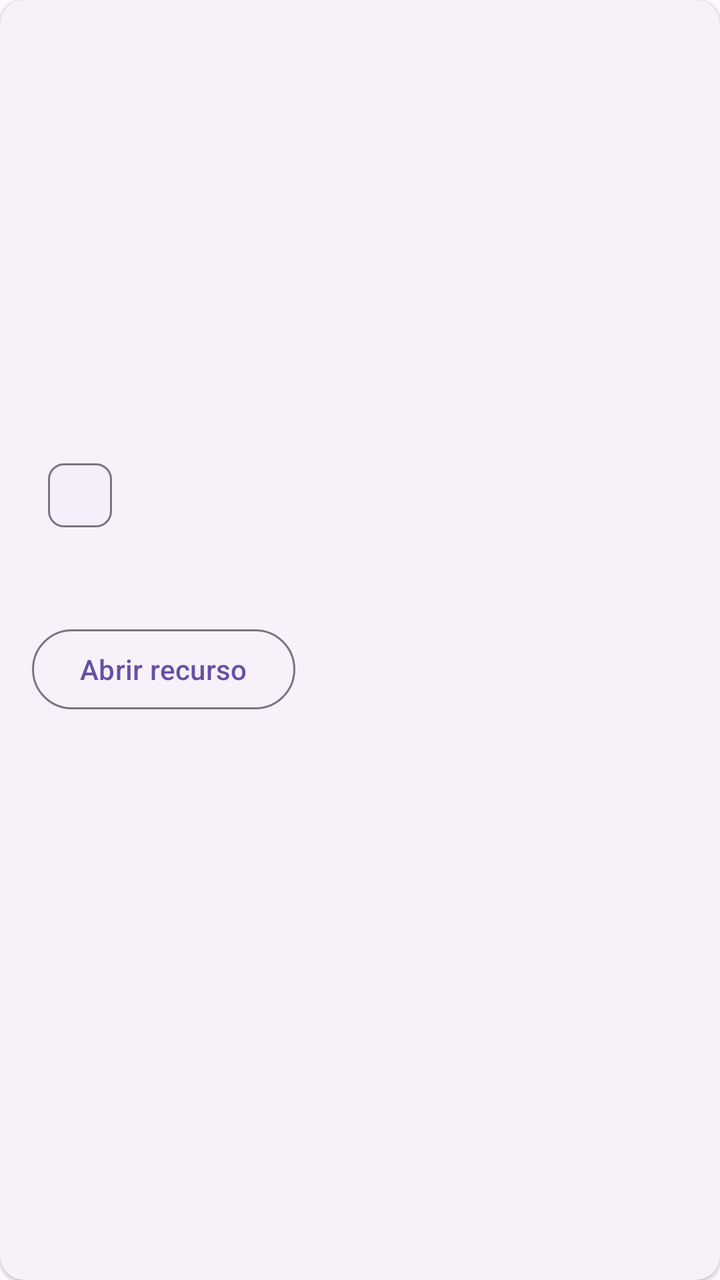
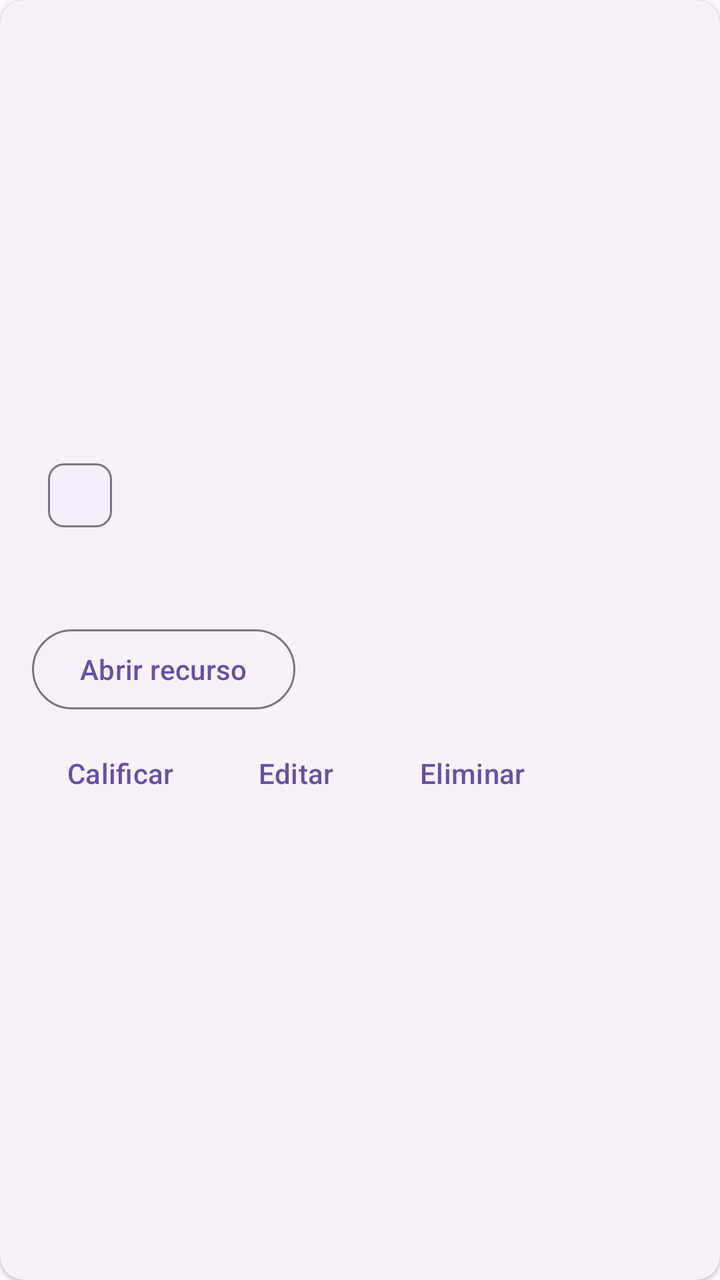

The first picture is an Android layout as it rendered before a commit; the second is the same layout after the commit. The layout source and the unified diff follow.
<!-- AndroidManifest.xml: application theme Theme.AprendeApp -->
<!-- res/layout/item_recurso.xml -->
<?xml version="1.0" encoding="utf-8"?>
<com.google.android.material.card.MaterialCardView
    xmlns:android="http://schemas.android.com/apk/res/android"
    xmlns:app="http://schemas.android.com/apk/res-auto"
    style="?attr/materialCardViewElevatedStyle"
    android:layout_width="match_parent" android:layout_height="wrap_content"
    android:layout_marginHorizontal="12dp" android:layout_marginVertical="6dp">

    <LinearLayout
        android:layout_width="match_parent" android:layout_height="wrap_content"
        android:orientation="vertical">

        <ImageView
            android:id="@+id/ivImagen"
            android:layout_width="match_parent" android:layout_height="180dp"
            android:scaleType="centerCrop"
            android:importantForAccessibility="no" />

        <LinearLayout
            android:layout_width="match_parent" android:layout_height="wrap_content"
            android:orientation="vertical" android:padding="16dp">

            <TextView
                android:id="@+id/tvTitulo"
                android:layout_width="match_parent" android:layout_height="wrap_content"
                android:textAppearance="?attr/textAppearanceTitleMedium" />

            <LinearLayout
                android:layout_width="match_parent" android:layout_height="wrap_content"
                android:layout_marginTop="6dp" android:gravity="center_vertical"
                android:orientation="horizontal">

                <com.google.android.material.chip.Chip
                    android:id="@+id/chipTipo"
                    android:layout_width="wrap_content" android:layout_height="wrap_content"
                    android:clickable="false" />

                <TextView
                    android:id="@+id/tvId"
                    android:layout_width="0dp" android:layout_height="wrap_content"
                    android:layout_weight="1" android:layout_marginStart="12dp"
                    android:textAppearance="?attr/textAppearanceBodySmall" />

                <TextView
                    android:id="@+id/tvPromedio"
                    android:layout_width="wrap_content" android:layout_height="wrap_content"
                    android:textAppearance="?attr/textAppearanceLabelLarge" />
            </LinearLayout>

            <TextView
                android:id="@+id/tvDescripcion"
                android:layout_width="match_parent" android:layout_height="wrap_content"
                android:layout_marginTop="8dp" android:maxLines="2"
                android:ellipsize="end"
                android:textAppearance="?attr/textAppearanceBodyMedium" />

            <com.google.android.material.button.MaterialButton
                android:id="@+id/btnAbrir"
                style="?attr/materialButtonOutlinedStyle"
                android:layout_width="wrap_content" android:layout_height="wrap_content"
                android:layout_marginTop="12dp"
                android:text="@string/btn_abrir_recurso" />
        </LinearLayout>
    </LinearLayout>
</com.google.android.material.card.MaterialCardView>
<!-- resources referenced by this layout -->
<resources>
  <string name="btn_abrir_recurso">Abrir recurso</string>
  <style name="Theme.AprendeApp" parent="Base.Theme.AprendeApp" />
  <style name="Base.Theme.AprendeApp" parent="Theme.Material3.DayNight.NoActionBar">
          
          
      </style>
</resources>

<!-- the commit's change to res/layout/item_recurso.xml (unified diff, before → after) -->
@@ -1,65 +1,134 @@
 <?xml version="1.0" encoding="utf-8"?>
-<com.google.android.material.card.MaterialCardView
-    xmlns:android="http://schemas.android.com/apk/res/android"
+<com.google.android.material.card.MaterialCardView xmlns:android="http://schemas.android.com/apk/res/android"
     xmlns:app="http://schemas.android.com/apk/res-auto"
     style="?attr/materialCardViewElevatedStyle"
-    android:layout_width="match_parent" android:layout_height="wrap_content"
-    android:layout_marginHorizontal="12dp" android:layout_marginVertical="6dp">
+    android:layout_width="match_parent"
+    android:layout_height="wrap_content"
+    android:layout_marginHorizontal="12dp"
+    android:layout_marginVertical="6dp">
 
     <LinearLayout
-        android:layout_width="match_parent" android:layout_height="wrap_content"
+        android:layout_width="match_parent"
+        android:layout_height="wrap_content"
         android:orientation="vertical">
 
         <ImageView
             android:id="@+id/ivImagen"
-            android:layout_width="match_parent" android:layout_height="180dp"
+            android:layout_width="match_parent"
+            android:layout_height="180dp"
             android:scaleType="centerCrop"
             android:importantForAccessibility="no" />
 
         <LinearLayout
-            android:layout_width="match_parent" android:layout_height="wrap_content"
-            android:orientation="vertical" android:padding="16dp">
+            android:layout_width="match_parent"
+            android:layout_height="wrap_content"
+            android:orientation="vertical"
+            android:padding="16dp">
 
             <TextView
                 android:id="@+id/tvTitulo"
-                android:layout_width="match_parent" android:layout_height="wrap_content"
+                android:layout_width="match_parent"
+                android:layout_height="wrap_content"
                 android:textAppearance="?attr/textAppearanceTitleMedium" />
 
             <LinearLayout
-                android:layout_width="match_parent" android:layout_height="wrap_content"
-                android:layout_marginTop="6dp" android:gravity="center_vertical"
+                android:layout_width="match_parent"
+                android:layout_height="wrap_content"
+                android:layout_marginTop="6dp"
+                android:gravity="center_vertical"
                 android:orientation="horizontal">
 
                 <com.google.android.material.chip.Chip
                     android:id="@+id/chipTipo"
-                    android:layout_width="wrap_content" android:layout_height="wrap_content"
+                    android:layout_width="wrap_content"
+                    android:layout_height="wrap_content"
                     android:clickable="false" />
 
                 <TextView
                     android:id="@+id/tvId"
-                    android:layout_width="0dp" android:layout_height="wrap_content"
-                    android:layout_weight="1" android:layout_marginStart="12dp"
+                    android:layout_width="0dp"
+                    android:layout_height="wrap_content"
+                    android:layout_weight="1"
+                    android:layout_marginStart="12dp"
                     android:textAppearance="?attr/textAppearanceBodySmall" />
 
                 <TextView
                     android:id="@+id/tvPromedio"
-                    android:layout_width="wrap_content" android:layout_height="wrap_content"
+                    android:layout_width="wrap_content"
+                    android:layout_height="wrap_content"
                     android:textAppearance="?attr/textAppearanceLabelLarge" />
+
             </LinearLayout>
 
             <TextView
                 android:id="@+id/tvDescripcion"
-                android:layout_width="match_parent" android:layout_height="wrap_content"
-                android:layout_marginTop="8dp" android:maxLines="2"
+                android:layout_width="match_parent"
+                android:layout_height="wrap_content"
+                android:layout_marginTop="8dp"
+                android:maxLines="2"
                 android:ellipsize="end"
                 android:textAppearance="?attr/textAppearanceBodyMedium" />
 
-            <com.google.android.material.button.MaterialButton
-                android:id="@+id/btnAbrir"
-                style="?attr/materialButtonOutlinedStyle"
-                android:layout_width="wrap_content" android:layout_height="wrap_content"
+            
+            <LinearLayout
+                android:layout_width="match_parent"
+                android:layout_height="wrap_content"
                 android:layout_marginTop="12dp"
-                android:text="@string/btn_abrir_recurso" />
+                android:gravity="center_vertical"
+                android:orientation="horizontal">
+
+                <com.google.android.material.button.MaterialButton
+                    android:id="@+id/btnAbrir"
+                    style="?attr/materialButtonOutlinedStyle"
+                    android:layout_width="wrap_content"
+                    android:layout_height="wrap_content"
+                    android:text="@string/btn_abrir_recurso" />
+
+                <Space
+                    android:layout_width="0dp"
+                    android:layout_height="0dp"
+                    android:layout_weight="1" />
+
+                <ImageButton
+                    android:id="@+id/btnFavorito"
+                    style="?attr/borderlessButtonStyle"
+                    android:layout_width="48dp"
+                    android:layout_height="48dp"
+                    android:contentDescription="@string/item_favorito_desc" />
+
+            </LinearLayout>
+
+            <LinearLayout
+                android:layout_width="match_parent"
+                android:layout_height="wrap_content"
+                android:layout_marginTop="4dp"
+                android:orientation="horizontal">
+
+                <com.google.android.material.button.MaterialButton
+                    android:id="@+id/btnCalificar"
+                    style="?attr/borderlessButtonStyle"
+                    android:layout_width="wrap_content"
+                    android:layout_height="wrap_content"
+                    android:text="@string/btn_calificar" />
+
+                <com.google.android.material.button.MaterialButton
+                    android:id="@+id/btnEditar"
+                    style="?attr/borderlessButtonStyle"
+                    android:layout_width="wrap_content"
+                    android:layout_height="wrap_content"
+                    android:text="@string/btn_editar" />
+
+                <com.google.android.material.button.MaterialButton
+                    android:id="@+id/btnEliminar"
+                    style="?attr/borderlessButtonStyle"
+                    android:layout_width="wrap_content"
+                    android:layout_height="wrap_content"
+                    android:text="@string/btn_eliminar" />
+
+            </LinearLayout>
+
         </LinearLayout>
+
     </LinearLayout>
+
 </com.google.android.material.card.MaterialCardView>
<!-- resource entries referenced after the edit -->
@@ -1,6 +1,10 @@
 <!-- resources referenced by this layout -->
 <resources>
   <string name="btn_abrir_recurso">Abrir recurso</string>
+  <string name="btn_calificar">Calificar</string>
+  <string name="btn_editar">Editar</string>
+  <string name="btn_eliminar">Eliminar</string>
+  <string name="item_favorito_desc">Marcar como favorito</string>
   <style name="Theme.AprendeApp" parent="Base.Theme.AprendeApp" />
   <style name="Base.Theme.AprendeApp" parent="Theme.Material3.DayNight.NoActionBar">
           
